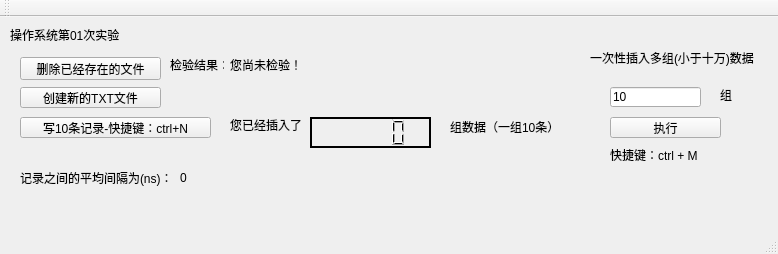
Qt form mainwindow.ui (Carlos-yyt/OSExperiments) before a commit.
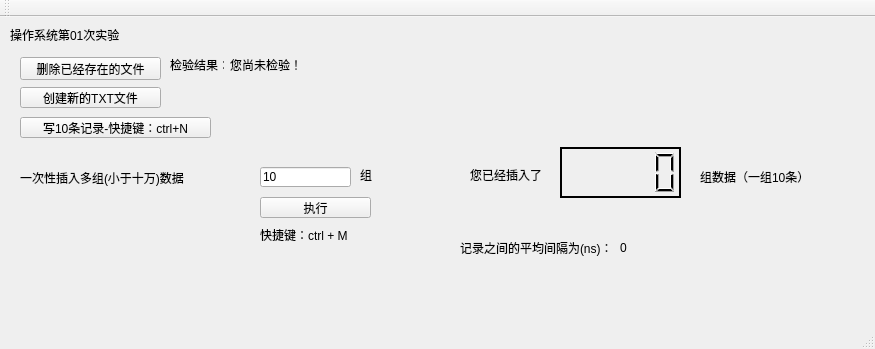
The same form after that commit.

Patch:
```diff
--- a/mainwindow.ui
+++ b/mainwindow.ui
@@ -2,17 +2,26 @@
 <ui version="4.0">
  <class>MainWindow</class>
  <widget class="QMainWindow" name="MainWindow">
-  <property name="enabled">
-   <bool>true</bool>
-  </property>
   <property name="geometry">
    <rect>
     <x>0</x>
     <y>0</y>
-    <width>778</width>
-    <height>254</height>
+    <width>875</width>
+    <height>349</height>
    </rect>
   </property>
+  <property name="minimumSize">
+   <size>
+    <width>875</width>
+    <height>349</height>
+   </size>
+  </property>
+  <property name="maximumSize">
+   <size>
+    <width>875</width>
+    <height>349</height>
+   </size>
+  </property>
   <property name="windowTitle">
    <string>操作系统第01次实验</string>
   </property>
@@ -114,8 +123,8 @@
    <widget class="QLabel" name="exTimeLab">
     <property name="geometry">
      <rect>
-      <x>230</x>
-      <y>100</y>
+      <x>470</x>
+      <y>150</y>
       <width>81</width>
       <height>16</height>
      </rect>
@@ -127,10 +136,10 @@
    <widget class="QLCDNumber" name="exTimesLcdNum">
     <property name="geometry">
      <rect>
-      <x>310</x>
-      <y>100</y>
+      <x>560</x>
+      <y>130</y>
       <width>121</width>
-      <height>31</height>
+      <height>51</height>
      </rect>
     </property>
     <property name="frameShape">
@@ -155,8 +164,8 @@
    <widget class="QLabel" name="label">
     <property name="geometry">
      <rect>
-      <x>450</x>
-      <y>100</y>
+      <x>700</x>
+      <y>150</y>
       <width>111</width>
       <height>20</height>
      </rect>
@@ -168,8 +177,8 @@
    <widget class="QLabel" name="label_3">
     <property name="geometry">
      <rect>
-      <x>20</x>
-      <y>140</y>
+      <x>460</x>
+      <y>210</y>
       <width>151</width>
       <height>41</height>
      </rect>
@@ -181,9 +190,9 @@
    <widget class="QLabel" name="delayLab">
     <property name="geometry">
      <rect>
-      <x>180</x>
-      <y>140</y>
-      <width>61</width>
+      <x>620</x>
+      <y>210</y>
+      <width>141</width>
       <height>41</height>
      </rect>
     </property>
@@ -194,8 +203,8 @@
    <widget class="QLabel" name="label_4">
     <property name="geometry">
      <rect>
-      <x>590</x>
-      <y>30</y>
+      <x>20</x>
+      <y>150</y>
       <width>191</width>
       <height>21</height>
      </rect>
@@ -207,8 +216,8 @@
    <widget class="QLineEdit" name="doManyExLineEdit">
     <property name="geometry">
      <rect>
-      <x>610</x>
-      <y>70</y>
+      <x>260</x>
+      <y>150</y>
       <width>91</width>
       <height>20</height>
      </rect>
@@ -220,8 +229,8 @@
    <widget class="QPushButton" name="doManyExBtn">
     <property name="geometry">
      <rect>
-      <x>610</x>
-      <y>100</y>
+      <x>260</x>
+      <y>180</y>
       <width>111</width>
       <height>21</height>
      </rect>
@@ -236,8 +245,8 @@
    <widget class="QLabel" name="label_5">
     <property name="geometry">
      <rect>
-      <x>720</x>
-      <y>70</y>
+      <x>360</x>
+      <y>150</y>
       <width>16</width>
       <height>16</height>
      </rect>
@@ -249,8 +258,8 @@
    <widget class="QLabel" name="label_6">
     <property name="geometry">
      <rect>
-      <x>610</x>
-      <y>130</y>
+      <x>260</x>
+      <y>210</y>
       <width>111</width>
       <height>16</height>
      </rect>
```
Left out of the diff: 2 changed lines with no effect on the pictures.
